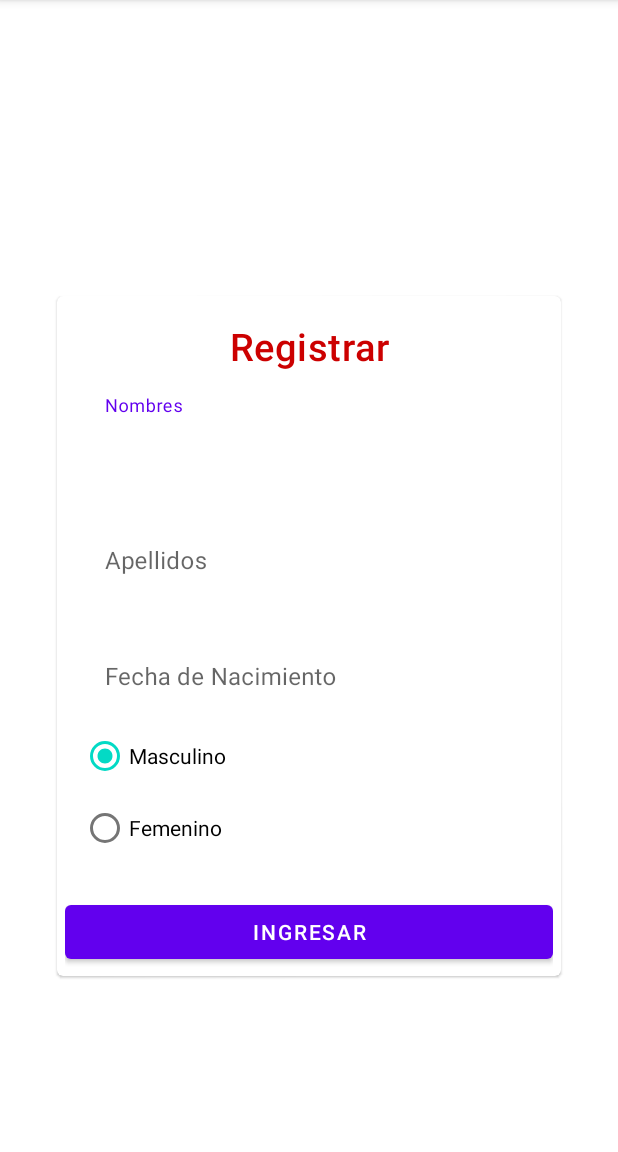
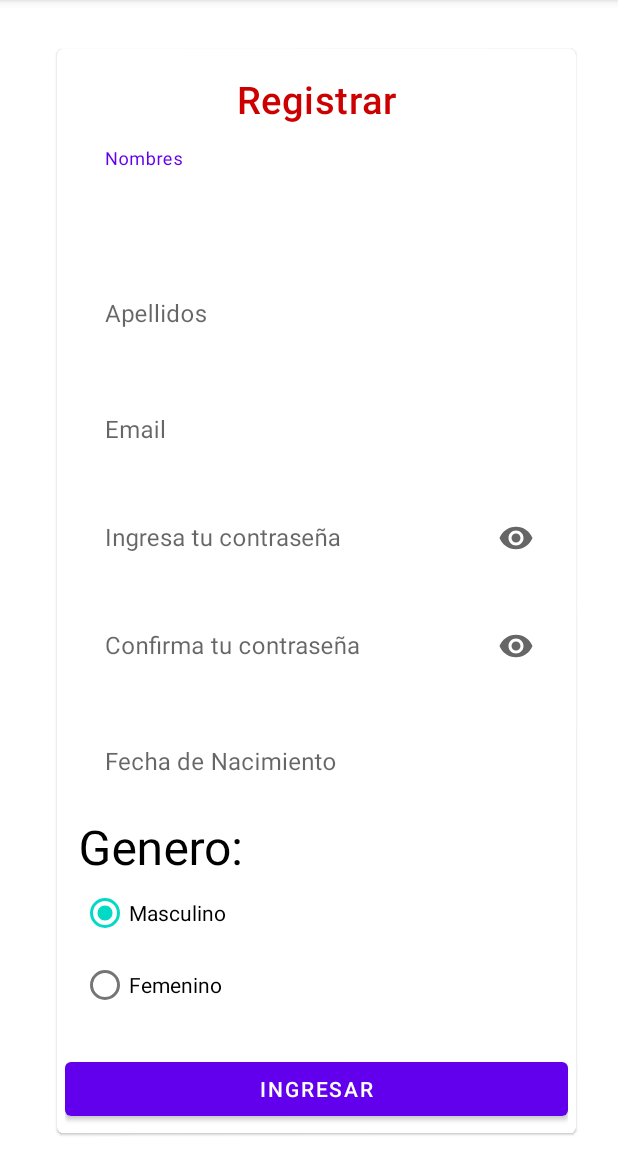
Before and after one commit to RzoPinedo/ChinestarApp, an Android app: the RegistroActivity screen opened directly, with no data from a screen before it, on a phone screen of 412 x 824 dp, the part 84-1236 px from its top. Run offline under Robolectric (Android 15) with nearby library versions, the phone set to English and light mode, and no system bars; Roboto replaces fonts that are not available here.

Commit message:
Activity Registrar completo

```diff
--- a/app/src/main/res/layout/activity_registro.xml
+++ b/app/src/main/res/layout/activity_registro.xml
@@ -18,8 +18,8 @@
             android:layout_height="match_parent"
             android:orientation="vertical"
             android:paddingLeft="30dp"
-            android:paddingTop="80dp"
-            android:paddingRight="30dp">
+            android:paddingTop="20dp"
+            android:paddingRight="20dp">
 
             <com.google.android.material.card.MaterialCardView
                 android:id="@+id/card"
@@ -87,6 +87,61 @@
                         </com.google.android.material.textfield.TextInputLayout>
 
                         <com.google.android.material.textfield.TextInputLayout
+                            android:id="@+id/edEmailRegistro"
+                            style="@style/Widget.MaterialComponents.TextInputLayout.OutlinedBox"
+                            android:layout_width="match_parent"
+                            android:layout_height="wrap_content"
+                            android:hint="@string/email"
+                            android:paddingTop="15dp">
+
+                            <com.google.android.material.textfield.TextInputEditText
+                                android:layout_width="match_parent"
+                                android:layout_height="wrap_content"
+                                android:background="@color/white"
+                                android:imeOptions="actionNext"
+                                android:inputType="textEmailAddress"
+                                android:typeface="sans" />
+                        </com.google.android.material.textfield.TextInputLayout>
+
+                        <com.google.android.material.textfield.TextInputLayout
+                            android:id="@+id/edPasswordRegistro"
+                            style="@style/Widget.MaterialComponents.TextInputLayout.OutlinedBox"
+                            android:layout_width="match_parent"
+                            android:layout_height="wrap_content"
+                            android:hint="@string/new_password"
+                            android:paddingTop="10dp"
+                            app:endIconMode="password_toggle">
+
+                            <com.google.android.material.textfield.TextInputEditText
+                                android:layout_width="match_parent"
+                                android:layout_height="wrap_content"
+                                android:imeOptions="actionNext"
+                                android:background="@color/white"
+                                android:inputType="textPassword"
+                                android:typeface="sans" />
+
+                        </com.google.android.material.textfield.TextInputLayout>
+
+                        <com.google.android.material.textfield.TextInputLayout
+                            android:id="@+id/edConfirmPassword"
+                            style="@style/Widget.MaterialComponents.TextInputLayout.OutlinedBox"
+                            android:layout_width="match_parent"
+                            android:layout_height="wrap_content"
+                            android:hint="@string/confirm_password"
+                            android:paddingTop="10dp"
+                            app:endIconMode="password_toggle">
+
+                            <com.google.android.material.textfield.TextInputEditText
+                                android:layout_width="match_parent"
+                                android:layout_height="wrap_content"
+                                android:imeOptions="actionNext"
+                                android:background="@color/white"
+                                android:inputType="textPassword"
+                                android:typeface="sans" />
+
+                        </com.google.android.material.textfield.TextInputLayout>
+
+                        <com.google.android.material.textfield.TextInputLayout
                             android:id="@+id/edFechaNacimiento"
                             style="@style/Widget.MaterialComponents.TextInputLayout.OutlinedBox"
                             android:layout_width="match_parent"
@@ -103,6 +158,16 @@
                                 android:typeface="sans" />
 
                         </com.google.android.material.textfield.TextInputLayout>
+
+                        <androidx.constraintlayout.utils.widget.MotionLabel
+                            android:layout_width="wrap_content"
+                            android:layout_height="wrap_content"
+                            android:layout_marginTop="10dp"
+                            android:text="@string/genero"
+                            android:textAlignment="textStart"
+                            android:textColor="@color/black">
+
+                        </androidx.constraintlayout.utils.widget.MotionLabel>
 
                         <RadioGroup
                             android:id="@+id/radioGroup"
@@ -137,8 +202,9 @@
                             android:layout_width="match_parent"
                             android:layout_height="wrap_content"
                             android:layout_gravity="center_vertical|center_horizontal"
-                            android:onClick=""
                             android:text="@string/btn_ingresar" />
+                            <!-- android:onClick="" -->
+
                     </LinearLayout>
 
 
@@ -149,110 +215,6 @@
 
         </LinearLayout>
 
-        <!--
-        <LinearLayout
-            android:layout_width="match_parent"
-            android:layout_height="match_parent"
-            android:orientation="vertical"
-            android:layout_gravity="center_horizontal">
-
-            <LinearLayout
-                android:layout_width="match_parent"
-                android:layout_height="wrap_content"
-                android:layout_marginTop="3dp"
-                android:layout_marginBottom="3dp">
-
-                <com.google.android.material.textfield.TextInputLayout
-                    android:id="@+id/textInputLayoutPrimerNombre"
-                    android:layout_width="match_parent"
-                    android:layout_height="wrap_content"
-                    app:counterEnabled="true"
-                    app:counterMaxLength="20">
-
-                    <EditText
-                        android:id="@+id/editTextPrimerNombre"
-                        style="@style/Widget.MaterialComponents.TextInputLayout.OutlinedBox"
-                        android:layout_width="match_parent"
-                        android:layout_height="wrap_content"
-                        android:hint="Primer Nombre *"
-                        android:inputType="text" />
-                </com.google.android.material.textfield.TextInputLayout>
-            </LinearLayout>
-
-            <LinearLayout
-                android:layout_width="match_parent"
-                android:layout_height="wrap_content"
-                android:layout_marginTop="3dp"
-                android:layout_marginBottom="3dp"
-                android:orientation="vertical">
-
-                <com.google.android.material.textfield.TextInputLayout
-                    android:id="@+id/textInputLayoutSegundoNombre"
-                    android:layout_width="match_parent"
-                    android:layout_height="wrap_content"
-                    app:counterEnabled="true"
-                    app:counterMaxLength="20">
-
-                    <EditText
-                        android:id="@+id/editTextSegundoNombre"
-                        style="@style/Widget.MaterialComponents.TextInputLayout.OutlinedBox"
-                        android:layout_width="match_parent"
-                        android:layout_height="wrap_content"
-                        android:hint="Segundo Nombre"
-                        android:inputType="text" />
-                </com.google.android.material.textfield.TextInputLayout>
-            </LinearLayout>
-
-            <LinearLayout
-                android:layout_width="match_parent"
-                android:layout_height="wrap_content"
-                android:layout_marginTop="3dp"
-                android:layout_marginBottom="3dp"
-                android:orientation="vertical">
-
-                <com.google.android.material.textfield.TextInputLayout
-                    android:id="@+id/textInputLayoutApellidoPaterno"
-                    android:layout_width="match_parent"
-                    android:layout_height="wrap_content"
-                    app:counterEnabled="true"
-                    app:counterMaxLength="20">
-
-                    <EditText
-                        android:id="@+id/editTextApellidoPaterno"
-                        style="@style/Widget.MaterialComponents.TextInputLayout.OutlinedBox"
-                        android:layout_width="match_parent"
-                        android:layout_height="wrap_content"
-                        android:hint="Apellido Paterno"
-                        android:inputType="text" />
-                </com.google.android.material.textfield.TextInputLayout>
-            </LinearLayout>
-
-            <LinearLayout
-                android:layout_width="match_parent"
-                android:layout_height="wrap_content"
-                android:layout_marginTop="3dp"
-                android:layout_marginBottom="3dp"
-                android:orientation="vertical">
-
-                <com.google.android.material.textfield.TextInputLayout
-                    android:id="@+id/textInputLayoutApellidoMaterno"
-                    android:layout_width="match_parent"
-                    android:layout_height="wrap_content"
-                    app:counterEnabled="true"
-                    app:counterMaxLength="20">
-
-                    <EditText
-                        android:id="@+id/editTextApellidoMaterno"
-                        style="@style/Widget.MaterialComponents.TextInputLayout.OutlinedBox"
-                        android:layout_width="match_parent"
-                        android:layout_height="wrap_content"
-                        android:hint="Apellido Materno"
-                        android:inputType="text" />
-                </com.google.android.material.textfield.TextInputLayout>
-            </LinearLayout>
-
-        </LinearLayout>-->
-
     </ScrollView>
 
 </LinearLayout>
--- a/app/src/main/res/values/strings.xml
+++ b/app/src/main/res/values/strings.xml
@@ -29,6 +29,11 @@
     <string name="apellidos">Apellidos</string>
     <string name="registrar">Registrar</string>
     <string name="fecha_nacimiento">Fecha de Nacimiento</string>
+    <string name="genero">Genero: </string>
+    <string name="email">Email </string>
+    <string name="new_password">Ingresa tu contraseña </string>
+    <string name="confirm_password">Confirma tu contraseña </string>
+
 
 
 </resources>
```
